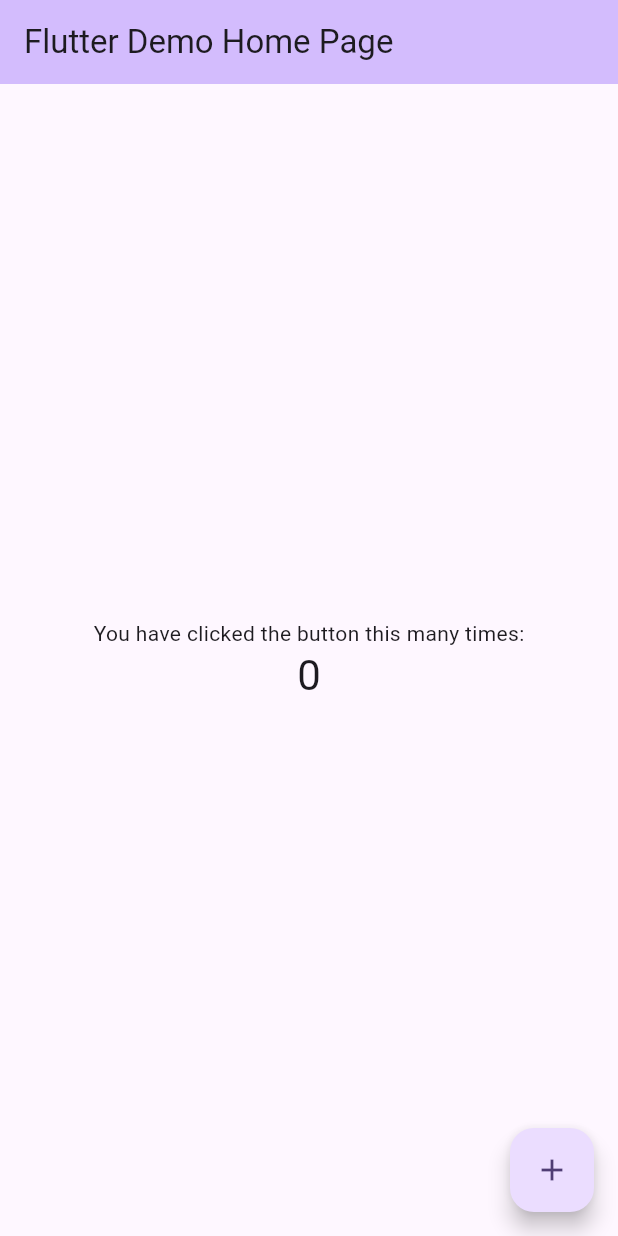
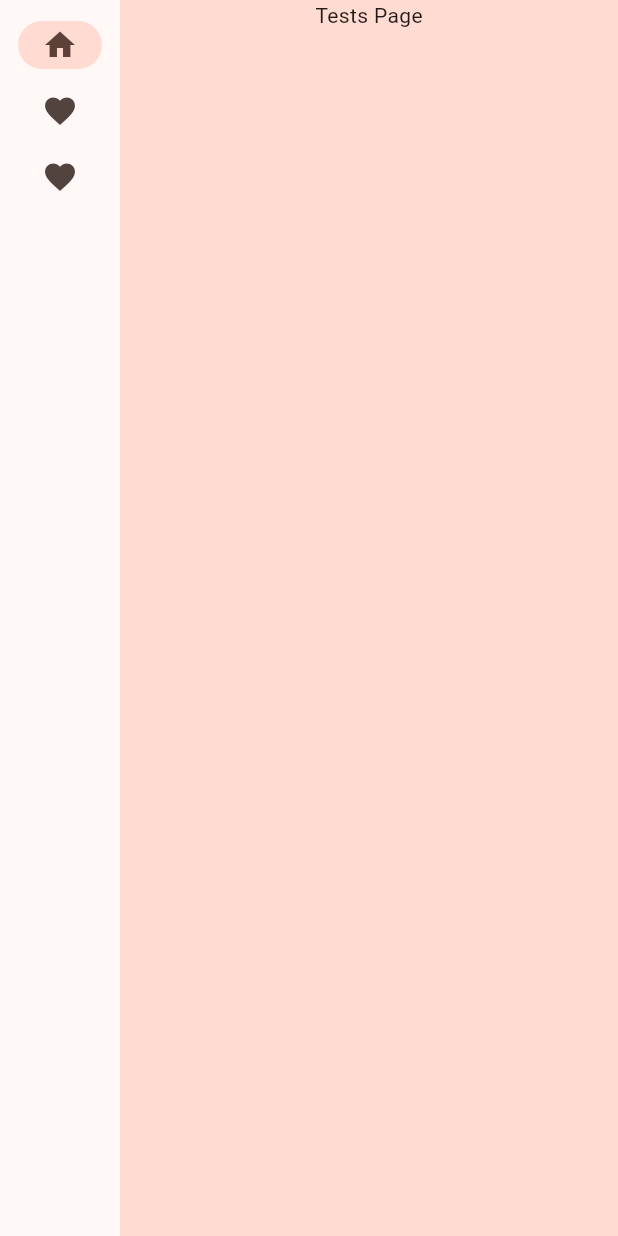
Before and after one commit to ryanchurchill/progress_report_fl, a Flutter app: the screen it shows after launch, on a phone screen of 412 x 824 dp. Run offline on Flutter 3.47's test engine with Material 2 defaults, Android fonts, the phone set to English and light mode, and no system bars.

Commit message:
super basic navigation tab

```diff
--- a/analysis_options.yaml
+++ b/analysis_options.yaml
@@ -1,29 +1,10 @@
-# This file configures the analyzer, which statically analyzes Dart code to
-# check for errors, warnings, and lints.
-#
-# The issues identified by the analyzer are surfaced in the UI of Dart-enabled
-# IDEs (https://dart.dev/tools#ides-and-editors). The analyzer can also be
-# invoked from the command line by running `flutter analyze`.
-
-# The following line activates a set of recommended lints for Flutter apps,
-# packages, and plugins designed to encourage good coding practices.
 include: package:flutter_lints/flutter.yaml
 
 linter:
-  # The lint rules applied to this project can be customized in the
-  # section below to disable rules from the `package:flutter_lints/flutter.yaml`
-  # included above or to enable additional rules. A list of all available lints
-  # and their documentation is published at
-  # https://dart-lang.github.io/linter/lints/index.html.
-  #
-  # Instead of disabling a lint rule for the entire project in the
-  # section below, it can also be suppressed for a single line of code
-  # or a specific dart file by using the `// ignore: name_of_lint` and
-  # `// ignore_for_file: name_of_lint` syntax on the line or in the file
-  # producing the lint.
   rules:
-    # avoid_print: false  # Uncomment to disable the `avoid_print` rule
-    # prefer_single_quotes: true  # Uncomment to enable the `prefer_single_quotes` rule
-
-# Additional information about this file can be found at
-# https://dart.dev/guides/language/analysis-options
+    prefer_const_constructors: false
+    prefer_final_fields: false
+    use_key_in_widget_constructors: false
+    prefer_const_literals_to_create_immutables: false
+    prefer_const_constructors_in_immutables: false
+    avoid_print: false
--- a/lib/main.dart
+++ b/lib/main.dart
@@ -1,4 +1,6 @@
 import 'package:flutter/material.dart';
+import 'package:progress_report_fl/tests_page.dart';
+import 'package:provider/provider.dart';
 
 void main() {
   runApp(const MyApp());
@@ -7,119 +9,86 @@ void main() {
 class MyApp extends StatelessWidget {
   const MyApp({super.key});
 
-  // This widget is the root of your application.
   @override
   Widget build(BuildContext context) {
-    return MaterialApp(
-      title: 'Flutter Demo',
+    return ChangeNotifierProvider(
+      create: (context) => MyAppState(),
+      child: MaterialApp(
+        title: 'Namer App',
         theme: ThemeData(
-        // This is the theme of your application.
-        //
-        // TRY THIS: Try running your application with "flutter run". You'll see
-        // the application has a blue toolbar. Then, without quitting the app,
-        // try changing the seedColor in the colorScheme below to Colors.green
-        // and then invoke "hot reload" (save your changes or press the "hot
-        // reload" button in a Flutter-supported IDE, or press "r" if you used
-        // the command line to start the app).
-        //
-        // Notice that the counter didn't reset back to zero; the application
-        // state is not lost during the reload. To reset the state, use hot
-        // restart instead.
-        //
-        // This works for code too, not just values: Most code changes can be
-        // tested with just a hot reload.
-        colorScheme: ColorScheme.fromSeed(seedColor: Colors.deepPurple),
           useMaterial3: true,
+          colorScheme: ColorScheme.fromSeed(seedColor: Colors.deepOrange),
         ),
-      home: const MyHomePage(title: 'Flutter Demo Home Page'),
+        home: MyHomePage(),
+      ),
     );
   }
 }
+class MyAppState extends ChangeNotifier {
+}
 
 class MyHomePage extends StatefulWidget {
-  const MyHomePage({super.key, required this.title});
-
-  // This widget is the home page of your application. It is stateful, meaning
-  // that it has a State object (defined below) that contains fields that affect
-  // how it looks.
-
-  // This class is the configuration for the state. It holds the values (in this
-  // case the title) provided by the parent (in this case the App widget) and
-  // used by the build method of the State. Fields in a Widget subclass are
-  // always marked "final".
-
-  final String title;
-
   @override
   State<MyHomePage> createState() => _MyHomePageState();
 }
 
 class _MyHomePageState extends State<MyHomePage> {
-  int _counter = 0;
-
-  void _incrementCounter() {
-    setState(() {
-      // This call to setState tells the Flutter framework that something has
-      // changed in this State, which causes it to rerun the build method below
-      // so that the display can reflect the updated values. If we changed
-      // _counter without calling setState(), then the build method would not be
-      // called again, and so nothing would appear to happen.
-      _counter++;
-    });
-  }
-
+  var selectedIndex = 0;
   @override
   Widget build(BuildContext context) {
-    // This method is rerun every time setState is called, for instance as done
-    // by the _incrementCounter method above.
-    //
-    // The Flutter framework has been optimized to make rerunning build methods
-    // fast, so that you can just rebuild anything that needs updating rather
-    // than having to individually change instances of widgets.
+    Widget page;
+    switch (selectedIndex) {
+      case 0:
+        page = TestsPage();
+        break;
+      case 1:
+        page = Placeholder();
+        break;
+      case 2:
+        page = Placeholder();
+      default:
+        throw UnimplementedError('no widget for $selectedIndex');
+    }
+    return LayoutBuilder(
+        builder: (context, constraints) {
           return Scaffold(
-      appBar: AppBar(
-        // TRY THIS: Try changing the color here to a specific color (to
-        // Colors.amber, perhaps?) and trigger a hot reload to see the AppBar
-        // change color while the other colors stay the same.
-        backgroundColor: Theme.of(context).colorScheme.inversePrimary,
-        // Here we take the value from the MyHomePage object that was created by
-        // the App.build method, and use it to set our appbar title.
-        title: Text(widget.title),
+            body: Row(
+              children: [
+                SafeArea(
+                  child: NavigationRail(
+                    extended: constraints.maxWidth >= 600,
+                    destinations: [
+                      NavigationRailDestination(
+                        icon: Icon(Icons.home),
+                        label: Text('Tests'),
                       ),
-      body: Center(
-        // Center is a layout widget. It takes a single child and positions it
-        // in the middle of the parent.
-        child: Column(
-          // Column is also a layout widget. It takes a list of children and
-          // arranges them vertically. By default, it sizes itself to fit its
-          // children horizontally, and tries to be as tall as its parent.
-          //
-          // Column has various properties to control how it sizes itself and
-          // how it positions its children. Here we use mainAxisAlignment to
-          // center the children vertically; the main axis here is the vertical
-          // axis because Columns are vertical (the cross axis would be
-          // horizontal).
-          //
-          // TRY THIS: Invoke "debug painting" (choose the "Toggle Debug Paint"
-          // action in the IDE, or press "p" in the console), to see the
-          // wireframe for each widget.
-          mainAxisAlignment: MainAxisAlignment.center,
-          children: <Widget>[
-            const Text(
-              'You have clicked the button this many times:',
+                      NavigationRailDestination(
+                        icon: Icon(Icons.favorite),
+                        label: Text('Scores'),
                       ),
-            Text(
-              '$_counter',
-              style: Theme.of(context).textTheme.headlineMedium,
+                      NavigationRailDestination(
+                        icon: Icon(Icons.favorite),
+                        label: Text('Students'),
+                      ),
+                    ],
+                    selectedIndex: selectedIndex,
+                    onDestinationSelected: (value) {
+                      setState(() {
+                        selectedIndex = value;
+                      });
+                    },
+                  ),
+                ),
+                Expanded(
+                  child: Container(
+                    color: Theme.of(context).colorScheme.primaryContainer,
+                    child: page,
+                  ),
                 ),
               ],
             ),
-      ),
-      floatingActionButton: FloatingActionButton(
-        onPressed: _incrementCounter,
-        tooltip: 'Increment',
-        child: const Icon(Icons.add),
-      ), // This trailing comma makes auto-formatting nicer for build methods.
+          );
+        }
     );
   }
 }
--- /dev/null
+++ b/lib/tests_page.dart
@@ -0,0 +1,14 @@
+import 'package:flutter/cupertino.dart';
+
+class TestsPage extends StatelessWidget
+{
+  Widget build(BuildContext context) {
+    return Center(
+      child: Column(
+        children: [
+          Text("Tests Page")
+        ]
+      )
+    );
+  }
+}
```
Also changed, not shown: pubspec.yaml (+2 -67 lines), pubspec.lock. Lines whose indentation alone changed are shown as unchanged.
